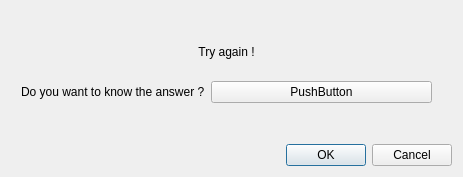
Above: answer.ui from dalmagathe/Vokabellernen before the change. Below: the same form after it.
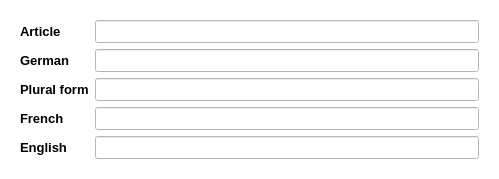
That is the form after the change. The open tabs and pages were chosen to show the change. Icons and pictures are not drawn.

Commit message: Creation of a new design for the answer window. Add an emoji in resources to add an images for try again.

Patch:
```diff
--- a/answer.ui
+++ b/answer.ui
@@ -6,13 +6,16 @@
    <rect>
     <x>0</x>
     <y>0</y>
-    <width>463</width>
-    <height>177</height>
+    <width>499</width>
+    <height>170</height>
    </rect>
   </property>
   <property name="windowTitle">
    <string>Dialog</string>
   </property>
+  <property name="styleSheet">
+   <string notr="true">background-color: rgb(255, 255, 255);</string>
+  </property>
   <layout class="QVBoxLayout" name="verticalLayout">
    <item>
     <widget class="QStackedWidget" name="stackedWidget">
@@ -20,14 +23,21 @@
       <number>0</number>
      </property>
      <widget class="QWidget" name="page">
+      <layout class="QVBoxLayout" name="verticalLayout_3">
+       <item>
       <widget class="QLabel" name="label">
-       <property name="geometry">
-        <rect>
-         <x>0</x>
-         <y>30</y>
-         <width>431</width>
-         <height>21</height>
-        </rect>
+         <property name="font">
+          <font>
+           <family>Arial Black</family>
+           <pointsize>10</pointsize>
+           <weight>75</weight>
+           <bold>true</bold>
+          </font>
+         </property>
+         <property name="styleSheet">
+          <string notr="true">background-image: url(:/emoji/emoji.png);
+background-repeat:no-repeat;
+background-position:left;</string>
        </property>
        <property name="text">
         <string>Try again !</string>
@@ -36,92 +46,227 @@
         <set>Qt::AlignCenter</set>
        </property>
       </widget>
-      <widget class="QWidget" name="formLayoutWidget">
-       <property name="geometry">
-        <rect>
-         <x>10</x>
-         <y>70</y>
-         <width>411</width>
-         <height>31</height>
-        </rect>
-       </property>
-       <layout class="QFormLayout" name="formLayout_2">
-        <item row="0" column="0">
+       </item>
+       <item>
+        <layout class="QHBoxLayout" name="horizontalLayout">
+         <item>
          <widget class="QLabel" name="label_2">
+           <property name="font">
+            <font>
+             <family>Arial</family>
+             <pointsize>10</pointsize>
+             <weight>75</weight>
+             <bold>true</bold>
+            </font>
+           </property>
           <property name="text">
            <string>Do you want to know the answer ?</string>
           </property>
          </widget>
         </item>
-        <item row="0" column="1">
+         <item>
          <widget class="QPushButton" name="pushButton">
+           <property name="font">
+            <font>
+             <family>Arial</family>
+             <pointsize>10</pointsize>
+            </font>
+           </property>
+           <property name="styleSheet">
+            <string notr="true">QPushButton {
+	background-color:rgb(225, 225, 225);
+	border-style: double;
+    border-width: 2px;
+    border-radius: 10px;
+    border-color: rgb(255, 85, 0);
+    padding: 3px;
+}
+
+QPushButton:hover
+{
+	border: 2px solid rgb(255, 85, 0);
+	background-color:rgb(255, 85, 0);
+}</string>
+           </property>
           <property name="text">
-           <string>PushButton</string>
+            <string>Yes</string>
           </property>
          </widget>
         </item>
-       </layout>
-      </widget>
-     </widget>
-     <widget class="QWidget" name="page_2">
-      <widget class="QWidget" name="verticalLayoutWidget">
-       <property name="geometry">
-        <rect>
-         <x>10</x>
-         <y>0</y>
-         <width>431</width>
-         <height>121</height>
-        </rect>
-       </property>
-       <layout class="QVBoxLayout" name="verticalLayout_2">
-        <item>
-         <widget class="QLabel" name="french">
+         <item>
+          <widget class="QPushButton" name="pushButton_2">
+           <property name="font">
+            <font>
+             <family>Arial</family>
+             <pointsize>10</pointsize>
+            </font>
+           </property>
+           <property name="styleSheet">
+            <string notr="true">QPushButton {
+	background-color:rgb(225, 225, 225);
+	border-style: double;
+    border-width: 2px;
+    border-radius: 10px;
+    border-color: rgb(255, 85, 0);
+    padding: 3px;
+}
+
+QPushButton:hover
+{
+	border: 2px solid rgb(255, 85, 0);
+	background-color:rgb(255, 85, 0);
+}</string>
+           </property>
+           <property name="text">
+            <string>No</string>
+           </property>
+          </widget>
+         </item>
+        </layout>
+       </item>
+      </layout>
+     </widget>
+     <widget class="QWidget" name="page_3">
+      <layout class="QFormLayout" name="formLayout">
+       <item row="0" column="0">
+        <widget class="QLabel" name="label_3">
+         <property name="font">
+          <font>
+           <family>Arial</family>
+           <pointsize>10</pointsize>
+           <weight>75</weight>
+           <bold>true</bold>
+          </font>
+         </property>
           <property name="text">
-           <string>TextLabel</string>
+          <string>Article</string>
           </property>
          </widget>
         </item>
-        <item>
-         <widget class="QLabel" name="german">
-          <property name="text">
-           <string>TextLabel</string>
-          </property>
-         </widget>
-        </item>
-        <item>
-         <widget class="QLabel" name="english">
-          <property name="text">
-           <string>TextLabel</string>
+       <item row="0" column="1">
+        <widget class="QLineEdit" name="articleBDD">
+         <property name="enabled">
+          <bool>true</bool>
+         </property>
+         <property name="font">
+          <font>
+           <family>Arial</family>
+           <pointsize>10</pointsize>
+          </font>
+         </property>
+         <property name="styleSheet">
+          <string notr="true"/>
+         </property>
+        </widget>
+       </item>
+       <item row="1" column="1">
+        <widget class="QLineEdit" name="germanBDD">
+         <property name="font">
+          <font>
+           <family>Arial</family>
+           <pointsize>10</pointsize>
+          </font>
           </property>
          </widget>
         </item>
-        <item>
-         <widget class="QLabel" name="article">
-          <property name="text">
-           <string>TextLabel</string>
+       <item row="2" column="1">
+        <widget class="QLineEdit" name="pluraBDD">
+         <property name="font">
+          <font>
+           <family>Arial</family>
+           <pointsize>10</pointsize>
+          </font>
           </property>
          </widget>
         </item>
-        <item>
-         <widget class="QLabel" name="plural">
-          <property name="text">
-           <string>TextLabel</string>
-          </property>
-         </widget>
-        </item>
-       </layout>
-      </widget>
-     </widget>
-    </widget>
-   </item>
-   <item>
-    <widget class="QDialogButtonBox" name="buttonBox">
-     <property name="orientation">
-      <enum>Qt::Horizontal</enum>
-     </property>
-     <property name="standardButtons">
-      <set>QDialogButtonBox::Cancel|QDialogButtonBox::Ok</set>
-     </property>
+       <item row="3" column="1">
+        <widget class="QLineEdit" name="frenchBDD">
+         <property name="enabled">
+          <bool>true</bool>
+         </property>
+         <property name="font">
+          <font>
+           <family>Arial</family>
+           <pointsize>10</pointsize>
+          </font>
+         </property>
+         <property name="styleSheet">
+          <string notr="true"/>
+         </property>
+        </widget>
+       </item>
+       <item row="4" column="1">
+        <widget class="QLineEdit" name="englishBDD">
+         <property name="font">
+          <font>
+           <family>Arial</family>
+           <pointsize>10</pointsize>
+          </font>
+         </property>
+        </widget>
+       </item>
+       <item row="1" column="0">
+        <widget class="QLabel" name="label_4">
+         <property name="font">
+          <font>
+           <family>Arial</family>
+           <pointsize>10</pointsize>
+           <weight>75</weight>
+           <bold>true</bold>
+          </font>
+         </property>
+         <property name="text">
+          <string>German</string>
+         </property>
+        </widget>
+       </item>
+       <item row="2" column="0">
+        <widget class="QLabel" name="label_5">
+         <property name="font">
+          <font>
+           <family>Arial</family>
+           <pointsize>10</pointsize>
+           <weight>75</weight>
+           <bold>true</bold>
+          </font>
+         </property>
+         <property name="text">
+          <string>Plural form</string>
+         </property>
+        </widget>
+       </item>
+       <item row="3" column="0">
+        <widget class="QLabel" name="label_6">
+         <property name="font">
+          <font>
+           <family>Arial</family>
+           <pointsize>10</pointsize>
+           <weight>75</weight>
+           <bold>true</bold>
+          </font>
+         </property>
+         <property name="text">
+          <string>French</string>
+         </property>
+        </widget>
+       </item>
+       <item row="4" column="0">
+        <widget class="QLabel" name="label_7">
+         <property name="font">
+          <font>
+           <family>Arial</family>
+           <pointsize>10</pointsize>
+           <weight>75</weight>
+           <bold>true</bold>
+          </font>
+         </property>
+         <property name="text">
+          <string>English</string>
+         </property>
+        </widget>
+       </item>
+      </layout>
+     </widget>
     </widget>
    </item>
   </layout>
```
Left out of the diff: 35 changed lines with no effect on the pictures. Lines whose indentation alone changed are shown as unchanged. The commit also changes 7 other files.
